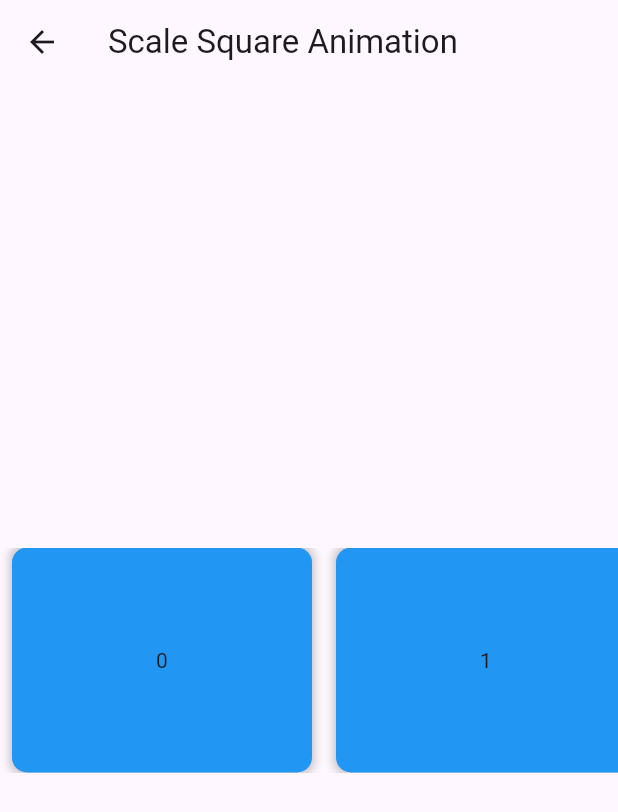
After one commit to Idanmal8/animation_repo_flutter, a Flutter app: the screen it shows after launch, after a tap on "Scale Square Animation", on a phone screen of 412 x 824 dp. The commit adds this screen. Shown: the top 812 px of the screen. Run offline on Flutter 3.47's test engine with Material 3 defaults, Android fonts, the light colour scheme and no system bars.

Commit message:
new scale square animation with scrolling abilities need to find out about Transform more

```diff
--- a/animation_samples/lib/app.dart
+++ b/animation_samples/lib/app.dart
@@ -36,6 +36,13 @@ class MyApp extends StatelessWidget {
                             .navigateToHalfCircleFillPrecentege(context),
                       ),
                     ),
+                    Card(
+                      child: ListTile(
+                        title: const Text('Scale Square Animation'),
+                        onTap: () =>
+                            controller.navigateToScaleSquareAnimation(context),
+                      ),
+                    )
                   ],
                 ),
               );
--- a/animation_samples/lib/controller/home_screen_controller.dart
+++ b/animation_samples/lib/controller/home_screen_controller.dart
@@ -1,4 +1,5 @@
 import 'package:animation_samples/half_circle_fill_precentege_screen/half_screen_precentege_fill_screen.dart';
+import 'package:animation_samples/scale_square_animation/scale_square_animation_screen.dart';
 import 'package:flutter/material.dart';
 
 class HomeScreenController extends ChangeNotifier {
@@ -7,4 +8,11 @@ class HomeScreenController extends ChangeNotifier {
       MaterialPageRoute(builder: (context) => const PrecentegeFillCircle()),
     );
   }
+
+  Future<void> navigateToScaleSquareAnimation(BuildContext context) async {
+    await Navigator.of(context).push(
+      MaterialPageRoute(
+          builder: (context) => const ScaleSquareAnimationScreen()),
+    );
+  }
 }
--- /dev/null
+++ b/animation_samples/lib/scale_square_animation/scale_square_animation_screen.dart
@@ -0,0 +1,78 @@
+import 'package:flutter/material.dart';
+import 'package:animation_samples/scale_square_animation/widgets/animated_container_widget.dart';
+
+class ScaleSquareAnimationScreen extends StatefulWidget {
+  const ScaleSquareAnimationScreen({Key? key}) : super(key: key);
+
+  @override
+  State<ScaleSquareAnimationScreen> createState() =>
+      _ScaleSquareAnimationScreenState();
+}
+
+class _ScaleSquareAnimationScreenState extends State<ScaleSquareAnimationScreen>
+    with TickerProviderStateMixin {
+  final int numberOfContainers = 10;
+  late List<AnimationController> controllers;
+  late List<Animation<double>> scaleAnimations;
+
+  @override
+  void initState() {
+    super.initState();
+
+    controllers = List.generate(
+      numberOfContainers,
+      (_) => AnimationController(
+        duration: const Duration(milliseconds: 500),
+        vsync: this,
+      ),
+    );
+
+    scaleAnimations = controllers.map((controller) {
+      return CurvedAnimation(
+        parent: controller,
+        curve: Curves.fastLinearToSlowEaseIn, // Can change to whatever animation you want
+      ).drive(Tween<double>(begin: 1.0, end: 2.0)); // Adjusted for ease-in-out animation
+    }).toList();
+  }
+
+  void _onTap(int tappedIndex) {
+    if (controllers[tappedIndex].isCompleted) {
+      controllers[tappedIndex].reverse();
+    } else {
+      controllers[tappedIndex].forward();
+    }
+  }
+
+  @override
+  void dispose() {
+    for (var controller in controllers) {
+      controller.dispose();
+    }
+    super.dispose();
+  }
+
+  @override
+  Widget build(BuildContext context) {
+    return Scaffold(
+      appBar: AppBar(
+        title: const Text('Scale Square Animation'),
+      ),
+      body: Center(
+        child: SizedBox(
+          height: 150, // Adjusted for vertical scaling
+          child: ListView.builder(
+            scrollDirection: Axis.horizontal,
+            itemCount: numberOfContainers,
+            itemBuilder: (context, index) {
+              return AnimatedContainerWidget(
+                animation: scaleAnimations[index],
+                onTap: () => _onTap(index),
+                index: index,
+              );
+            },
+          ),
+        ),
+      ),
+    );
+  }
+}
--- /dev/null
+++ b/animation_samples/lib/scale_square_animation/widgets/animated_container_widget.dart
@@ -0,0 +1,44 @@
+import 'package:flutter/material.dart';
+
+class AnimatedContainerWidget extends StatelessWidget {
+  final Animation<double> animation;
+  final VoidCallback onTap;
+  final int index;
+
+  const AnimatedContainerWidget({
+    required this.animation,
+    required this.onTap,
+    required this.index,
+    super.key,
+  });
+
+  @override
+  Widget build(BuildContext context) {
+    return GestureDetector(
+      onTap: onTap,
+      child: AnimatedBuilder(
+        animation: animation,
+        builder: (context, child) {
+          double scale = 1.0 + animation.value;
+          return Container(
+            margin: const EdgeInsets.symmetric(horizontal: 8.0),
+            width: 100 * scale, // Width changes based on animation
+            height: 100 * scale, // Height changes based on animation
+            decoration: BoxDecoration(
+              color: animation.value == 1.0 ? Colors.blue : Colors.lightBlue,
+              borderRadius: BorderRadius.circular(10),
+              boxShadow: [
+                BoxShadow(
+                  color: Colors.black.withOpacity(0.2),
+                  spreadRadius: 2,
+                  blurRadius: 4,
+                ),
+              ],
+            ),
+            child: Center(child: Text(animation.value == 1.0 ? '$index' : 'Scaled')),
+          );
+        },
+      ),
+    );
+  }
+}
```
Also changed, not shown: 1 other file.
